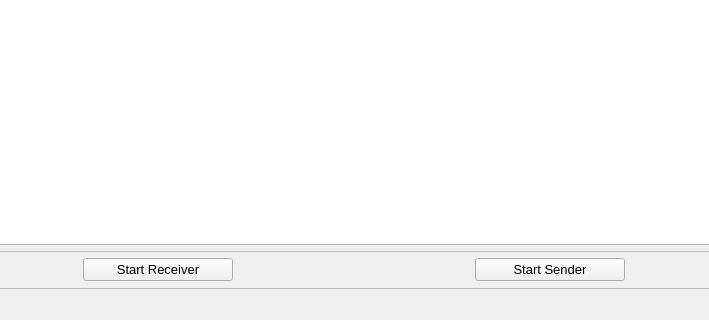
Old version of the form main.ui in the repository awaleilmo/receiver_nmea; both pictures show x 169 to 878 and y 209 to 529 of the 1048 by 529 pixel window.
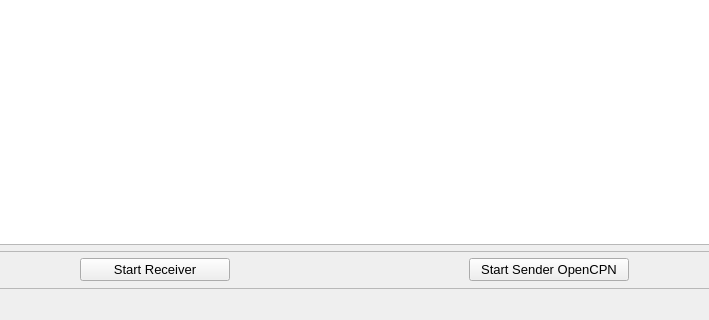
New version of the form.

The edit to the form file:
```diff
--- a/main.ui
+++ b/main.ui
@@ -53,7 +53,7 @@
         <widget class="QPushButton" name="btn_start_sender">
          <property name="maximumSize">
           <size>
-           <width>150</width>
+           <width>160</width>
            <height>16777215</height>
           </size>
          </property>
@@ -63,7 +63,7 @@
           </font>
          </property>
          <property name="text">
-          <string>Start Sender</string>
+          <string>Start Sender OpenCPN</string>
          </property>
         </widget>
        </item>
```
